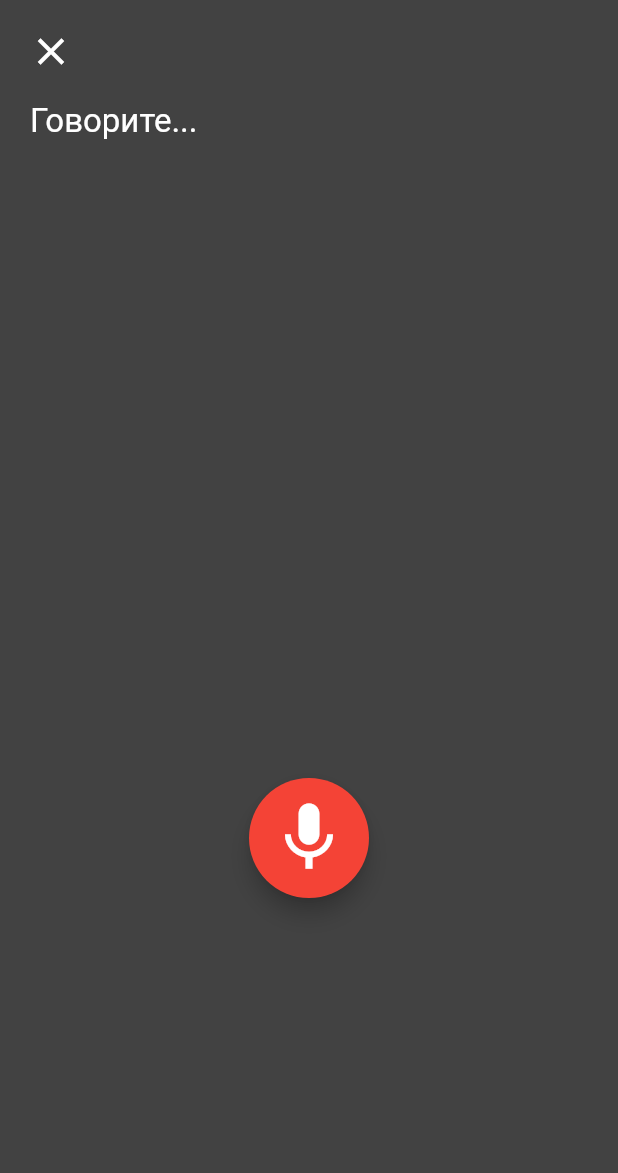
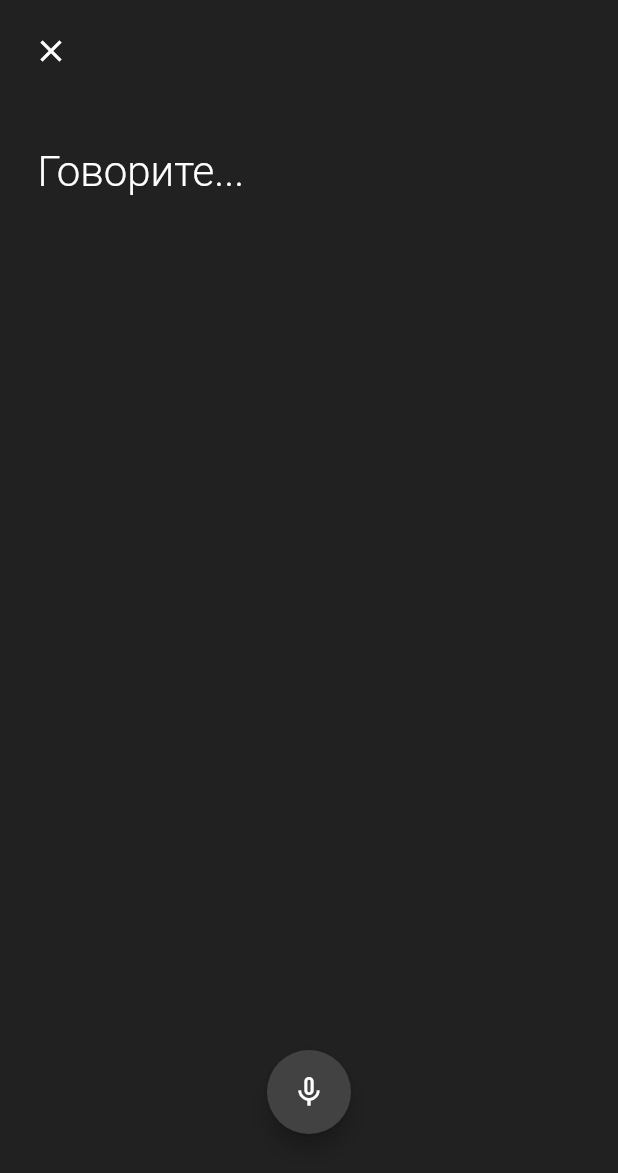
Before and after one commit to sench32/my_youtube, a Flutter app: the Search screen opened directly, after a tap on the "mic none" icon, on a phone screen of 412 x 824 dp. Shown: the top 1173 px of the screen. Run offline on Flutter 3.47's test engine with Material 2 defaults, Android fonts, the phone set to English and light mode, and no system bars; drawn by our look-alikes of avatar_glow; our stand-ins replace page_transition, speech_to_text.

Commit message:
added not debugged Speech To Text

```diff
--- a/lib/my_sliver_app_bar.dart
+++ b/lib/my_sliver_app_bar.dart
@@ -62,7 +62,7 @@ class MySliverAppBar extends CustomScrollView {
             Navigator.push(
               context,
               PageTransition(
-                type: PageTransitionType.downToUp,
+                type: PageTransitionType.bottomToTop,
                 child: MyAcaunt(),
               ),
             );
--- a/lib/screens/my_search.dart
+++ b/lib/screens/my_search.dart
@@ -2,7 +2,7 @@ import 'package:flutter/material.dart';
 import 'package:page_transition/page_transition.dart';
 
 import '../custom__icons.dart';
-import 'speech_to_text.dart';
+import 'screen_speech_to_text.dart';
 
 class Search extends StatefulWidget {
   Search({Key key}) : super(key: key);
@@ -170,7 +170,7 @@ class _SearchState extends State<Search> {
                       PageTransition(
                         duration: Duration(milliseconds: 50),
                         type: PageTransitionType.fade,
-                        child: SpeerchToText(),
+                        child: SpeechScreen(),
                       ),
                     );
                   },
--- /dev/null
+++ b/lib/screens/screen_speech_to_text.dart
@@ -0,0 +1,100 @@
+import 'package:avatar_glow/avatar_glow.dart';
+import 'package:flutter/material.dart';
+import 'package:speech_to_text/speech_to_text.dart' as stt;
+
+class SpeechScreen extends StatefulWidget {
+  SpeechScreen({Key key}) : super(key: key);
+
+  @override
+  _SpeechScreenState createState() => _SpeechScreenState();
+}
+
+class _SpeechScreenState extends State<SpeechScreen> {
+  stt.SpeechToText _speech;
+  bool _isListening = false;
+  String _text = 'Говорите...';
+
+  @override
+  void initState() {
+    super.initState();
+    _speech = stt.SpeechToText();
+  }
+
+  @override
+  Widget build(BuildContext context) {
+    return SafeArea(
+      child: Scaffold(
+        backgroundColor: Colors.grey[900],
+        floatingActionButtonLocation: FloatingActionButtonLocation.centerFloat,
+        floatingActionButton: AvatarGlow(
+          animate: _isListening,
+          glowColor: Colors.grey,
+          endRadius: 80,
+          duration: Duration(milliseconds: 2000),
+          repeatPauseDuration: Duration(milliseconds: 100),
+          repeat: true,
+          child: _isListening
+              ? FloatingActionButton(
+                  backgroundColor: Colors.red,
+                  child: Icon(Icons.mic),
+                  onPressed: _listen,
+                )
+              : FloatingActionButton(
+                  backgroundColor: Colors.grey[800],
+                  child: Icon(Icons.mic_none),
+                  onPressed: _listen,
+                ),
+        ),
+        body: Column(
+          crossAxisAlignment: CrossAxisAlignment.start,
+          children: [
+            Padding(
+              padding: const EdgeInsets.all(10.0),
+              child: IconButton(
+                icon: Icon(
+                  Icons.clear,
+                  color: Colors.white,
+                ),
+                onPressed: () {
+                  Navigator.pop(context);
+                },
+              ),
+            ),
+            SingleChildScrollView(
+              padding: EdgeInsets.fromLTRB(25, 30, 15, 80),
+              child: Text(
+                _text,
+                maxLines: 2,
+                style: const TextStyle(
+                  fontSize: 28.0,
+                  color: Colors.white,
+                  fontWeight: FontWeight.w300,
+                ),
+              ),
+            ),
+          ],
+        ),
+      ),
+    );
+  }
+
+  void _listen() async {
+    if (!_isListening) {
+      bool available = await _speech.initialize(
+        onStatus: (val) => print('onStatus: $val'),
+        onError: (val) => print('onError: $val'),
+      );
+      if (available) {
+        setState(() => _isListening = true);
+        _speech.listen(
+          onResult: (val) => setState(() {
+            _text = val.recognizedWords;
+          }),
+        );
+      }
+    } else {
+      setState(() => _isListening = false);
+      _speech.stop();
+    }
+  }
+}
--- a/lib/screens/speech_to_text.dart
+++ /dev/null
@@ -1,71 +0,0 @@
-import 'package:flutter/material.dart';
-
-class SpeerchToText extends StatefulWidget {
-  @override
-  _SpeerchToTextState createState() => _SpeerchToTextState();
-}
-
-class _SpeerchToTextState extends State<SpeerchToText> {
-  @override
-  Widget build(BuildContext context) {
-    return SafeArea(
-      child: Scaffold(
-        backgroundColor: Colors.grey[800],
-        body: Column(
-          crossAxisAlignment: CrossAxisAlignment.start,
-          children: [
-            Container(
-              margin: EdgeInsets.all(10),
-              child: IconButton(
-                splashRadius: 25,
-                highlightColor: Colors.grey[600].withOpacity(0.2),
-                splashColor: Colors.transparent,
-                icon: Icon(
-                  Icons.clear,
-                  size: 30,
-                  color: Colors.white,
-                ),
-                onPressed: () {
-                  Navigator.pop(context);
-                },
-              ),
-            ),
-            Expanded(
-              child: Container(
-                margin: EdgeInsets.fromLTRB(20, 0, 0, 0),
-                width: 120,
-                child: Text(
-                  'Говорите...',
-                  style: TextStyle(
-                    color: Colors.white,
-                    fontSize: 22,
-                  ),
-                ),
-              ),
-            ),
-            Expanded(child: Container()),
-            Center(
-              child: Container(
-                width: 480,
-                child: SizedBox(
-                  width: 80,
-                  height: 80,
-                  child: FloatingActionButton(
-                    backgroundColor: Colors.red,
-                    autofocus: true,
-                    onPressed: () {},
-                    child: Icon(
-                      Icons.mic,
-                      size: 55,
-                    ),
-                  ),
-                ),
-              ),
-            ),
-            Expanded(child: Container()),
-          ],
-        ),
-      ),
-    );
-  }
-}
--- a/pubspec.yaml
+++ b/pubspec.yaml
@@ -29,6 +29,10 @@ dependencies:
   # Use with the CupertinoIcons class for iOS style icons.
   cupertino_icons: ^0.1.3
   page_transition: ^1.1.6
+  speech_to_text: ^3.0.1
+  highlight_text: ^0.7.2
+  avatar_glow: ^1.2.0
+
 
 dev_dependencies:
   flutter_test:
```
Also changed, not shown: pubspec.lock, 2 other files.
